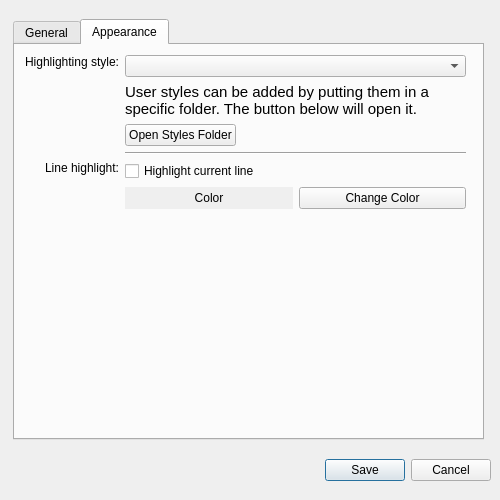
Old version of the form src/preferencesdialog.ui in the repository ali-rantakari/QarkDown.
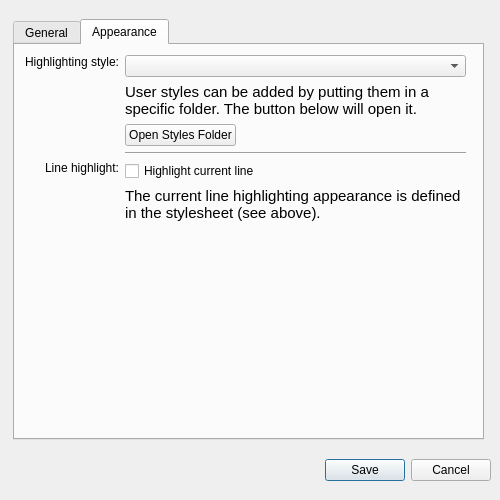
New version of the form. The open tabs and pages were chosen to show the change.

Commit message:
Read current line highlighting styles from stylesheets.
Update the style parser to the latest version. Adapt to parser changes in the highlighter class. Remove preferences UI and code for setting the current line highlight color.

What changed in the file:
```diff
--- a/src/preferencesdialog.ui
+++ b/src/preferencesdialog.ui
@@ -332,28 +332,19 @@
          </widget>
         </item>
         <item>
-         <layout class="QHBoxLayout" name="horizontalLayout_6">
-          <item>
-           <widget class="QLabel" name="highlightLineColorLabel">
-            <property name="autoFillBackground">
-             <bool>true</bool>
-            </property>
-            <property name="text">
-             <string>Color</string>
-            </property>
-            <property name="alignment">
-             <set>Qt::AlignCenter</set>
-            </property>
-           </widget>
-          </item>
-          <item>
-           <widget class="QPushButton" name="highightLineColorButton">
-            <property name="text">
-             <string>Change Color</string>
-            </property>
-           </widget>
-          </item>
-         </layout>
+         <widget class="QLabel" name="infoLabel3">
+          <property name="font">
+           <font>
+            <pointsize>11</pointsize>
+           </font>
+          </property>
+          <property name="text">
+           <string>The current line highlighting appearance is defined in the stylesheet (see above).</string>
+          </property>
+          <property name="wordWrap">
+           <bool>true</bool>
+          </property>
+         </widget>
         </item>
        </layout>
       </item>
```
Left out of the diff: 37 changed lines with no effect on the pictures. The commit also changes 13 other files.
